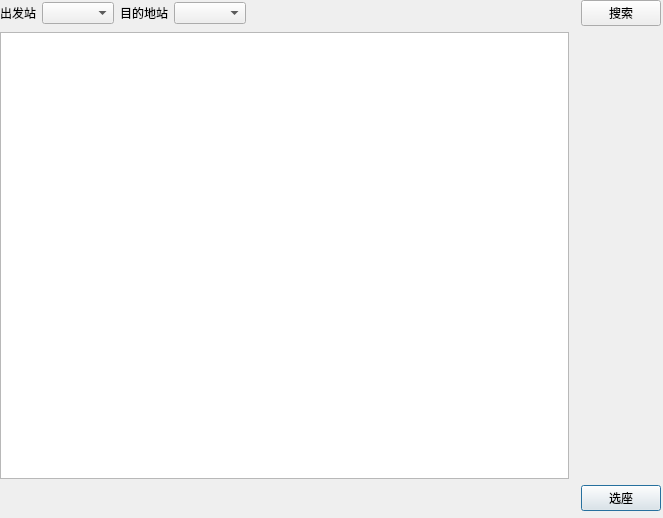
First picture: the form in src/Cpluspluswork/search.ui, repository wutb15/C-work, before the edit.
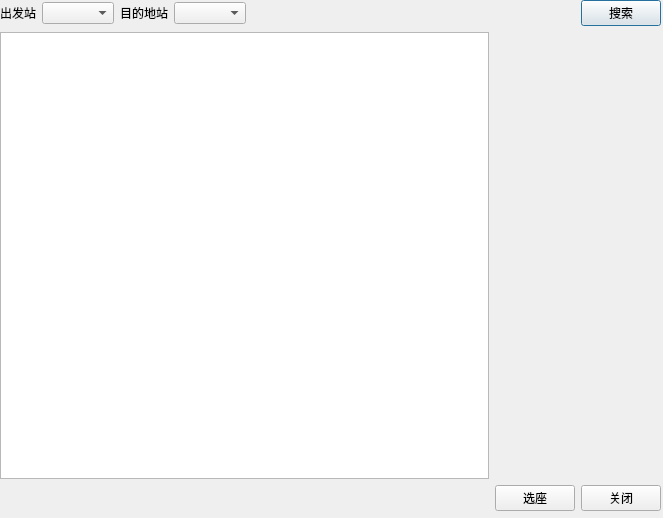
Second picture: the form after the edit. Icons and pictures are not drawn.

The edit to the form file:
```diff
--- a/src/Cpluspluswork/search.ui
+++ b/src/Cpluspluswork/search.ui
@@ -26,30 +26,19 @@
     </rect>
    </property>
    <layout class="QGridLayout" name="gridLayout">
-    <item row="2" column="2">
-     <spacer name="verticalSpacer">
+    <item row="3" column="0">
+     <spacer name="horizontalSpacer_2">
       <property name="orientation">
-       <enum>Qt::Vertical</enum>
+       <enum>Qt::Horizontal</enum>
       </property>
       <property name="sizeHint" stdset="0">
        <size>
-        <width>20</width>
-        <height>88</height>
+        <width>40</width>
+        <height>20</height>
        </size>
       </property>
      </spacer>
     </item>
-    <item row="3" column="2">
-     <widget class="QPushButton" name="bookButton">
-      <property name="styleSheet">
-       <string notr="true">background-image: url(:/new/prefix1/color.png);
-font: 75 11pt &quot;黑体&quot;;</string>
-      </property>
-      <property name="text">
-       <string>选座</string>
-      </property>
-     </widget>
-    </item>
     <item row="0" column="0" colspan="3">
      <layout class="QHBoxLayout" name="horizontalLayout">
       <item>
@@ -121,6 +110,37 @@
       </property>
      </widget>
     </item>
+    <item row="2" column="2">
+     <spacer name="verticalSpacer">
+      <property name="orientation">
+       <enum>Qt::Vertical</enum>
+      </property>
+      <property name="sizeHint" stdset="0">
+       <size>
+        <width>20</width>
+        <height>88</height>
+       </size>
+      </property>
+     </spacer>
+    </item>
+    <item row="3" column="2">
+     <widget class="QPushButton" name="closeButton">
+      <property name="text">
+       <string>关闭</string>
+      </property>
+     </widget>
+    </item>
+    <item row="3" column="1">
+     <widget class="QPushButton" name="bookButton">
+      <property name="styleSheet">
+       <string notr="true">background-i
+font: 75 11pt &quot;黑体&quot;;</string>
+      </property>
+      <property name="text">
+       <string>选座</string>
+      </property>
+     </widget>
+    </item>
    </layout>
   </widget>
  </widget>
```
Left out of the diff: 11 changed lines with no effect on the pictures.
